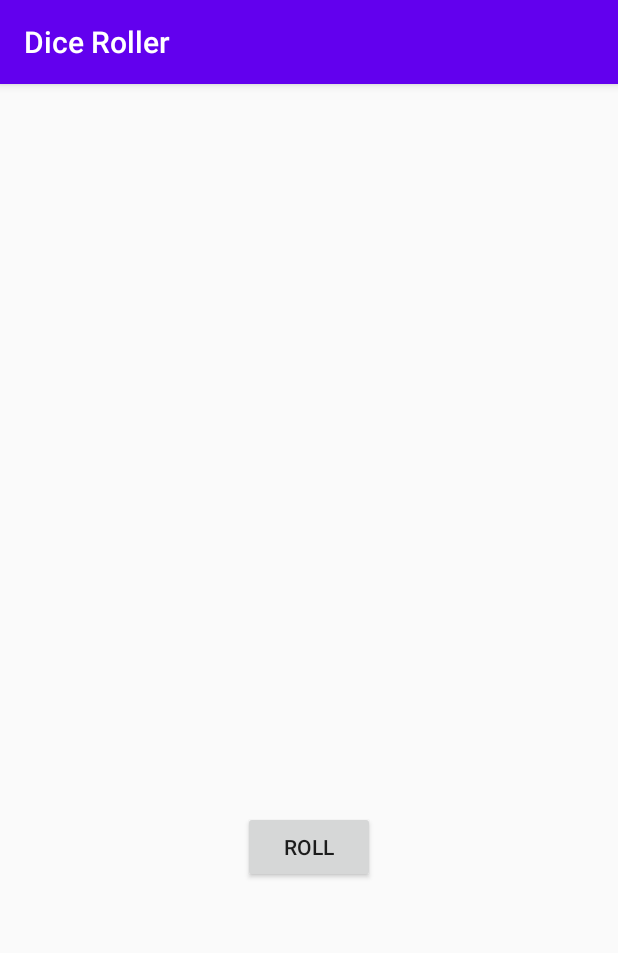
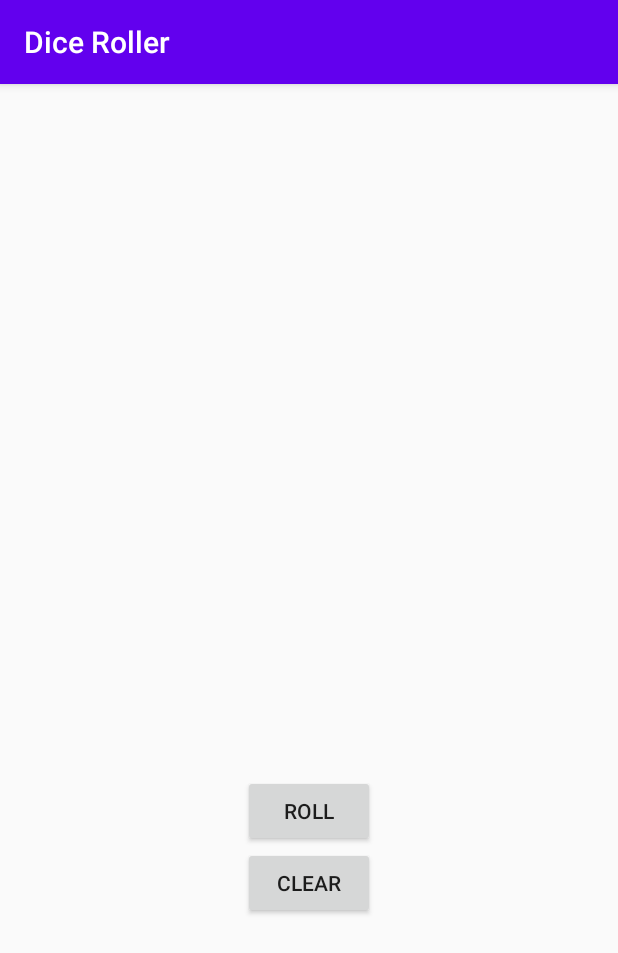
Before and after one commit to nekcoj/DiceRoller, an Android app: the screen it shows after launch (MainActivity), on a phone screen of 412 x 824 dp. Shown: the top 953 px of the screen. Run offline under Robolectric (Android 15) with nearby library versions, the phone set to English and light mode, and no system bars.

Commit message:
clear dice rolls

```diff
--- a/app/src/main/java/com/example/diceroller/MainActivity.kt
+++ b/app/src/main/java/com/example/diceroller/MainActivity.kt
@@ -19,11 +19,19 @@ class MainActivity : AppCompatActivity() {
 
         val rollButton: Button = findViewById(R.id.roll_button)
         rollButton.setOnClickListener { rollDice() }
+
+        val clearButton: Button = findViewById(R.id.clear_button)
+        clearButton.setOnClickListener { clearRolls() }
     }
 
     private fun rollDice(){
         diceImage1.setImageResource(getRandomDiceImage())
         diceImage2.setImageResource(getRandomDiceImage())
+    }
+
+    private fun clearRolls(){
+        diceImage1.setImageResource(R.drawable.empty_dice)
+        diceImage2.setImageResource(R.drawable.empty_dice)
     }
 
     private fun getRandomDiceImage(): Int {
--- a/app/src/main/res/layout/activity_main.xml
+++ b/app/src/main/res/layout/activity_main.xml
@@ -43,4 +43,12 @@
         android:text="@string/roll_label"
         />
 
+    <Button
+        android:id="@+id/clear_button"
+        android:layout_width="wrap_content"
+        android:layout_height="wrap_content"
+        android:layout_gravity="center_horizontal"
+        android:text="@string/clear_rolls"
+        />
+
 </LinearLayout>
--- a/app/src/main/res/values/strings.xml
+++ b/app/src/main/res/values/strings.xml
@@ -3,5 +3,6 @@
     <string name="roll_label">Roll</string>
     <string name="count_up_button">Count Up</string>
     <string name="reset_button">Reset</string>
+    <string name="clear_rolls">Clear</string>
 
 </resources>
```
